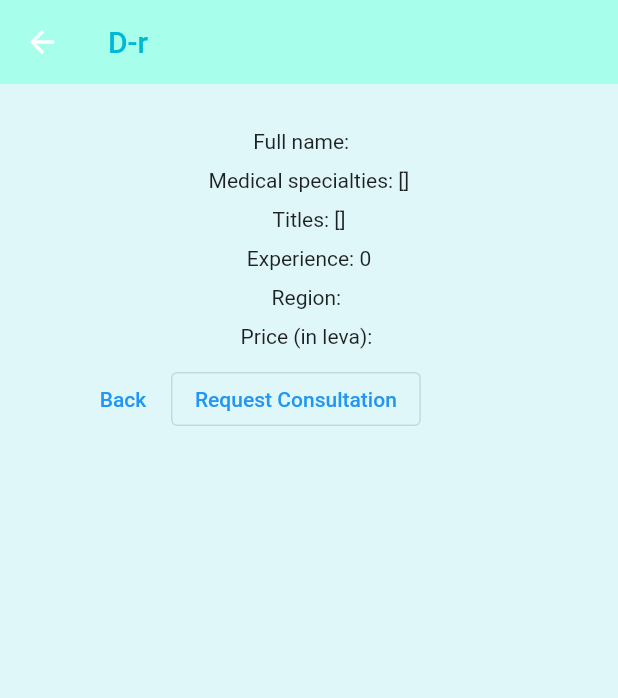
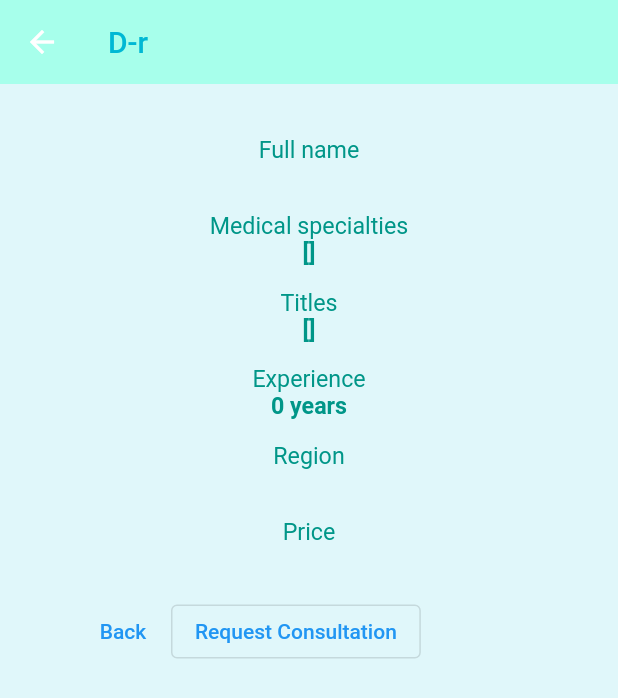
Before and after one commit to DaniRogachev/MedNEX, a Flutter app: the DoctorInfo screen opened directly with empty values, on a phone screen of 412 x 824 dp. Shown: the top 698 px of the screen. Run offline on Flutter 3.47's test engine with Material 2 defaults, Android fonts, the phone set to English and light mode, and no system bars; our stand-ins replace cloud_firestore, firebase_auth, firebase_core, flutter_rating_bar, multi_select_flutter; missing offline and left inert: dropdown_plus, flutter_stripe; accounts and stored records are empty.

Commit message:
some ui improvements

```diff
--- a/med_nex/lib/Screens/Home/doctor_info.dart
+++ b/med_nex/lib/Screens/Home/doctor_info.dart
@@ -25,19 +25,25 @@ class DoctorInfo extends StatelessWidget {
         padding: const EdgeInsets.symmetric(vertical: 20.0, horizontal: 50.0),
         child: Column(
           children: <Widget>[
-            const SizedBox(height: 10.0),
-            Text("Full name: " + doctor.name + " " + doctor.middleName! + " " + doctor.surname!),
-            const SizedBox(height: 10.0),
-            Text("Medical specialties: " + doctor.medicalSpecialties.toString()),
-            const SizedBox(height: 10.0),
-            Text("Titles: " + doctor.titles.toString()),
-            const SizedBox(height: 10.0),
-            Text("Experience: " + doctor.experience.toString()),
-            const SizedBox(height: 10.0),
-            Text("Region: " + doctor.city!),
-            const SizedBox(height: 10.0),
-            Text("Price (in leva): " + doctor.price!),
-            const SizedBox(height: 10.0),
+            const SizedBox(height: 15.0),
+            const Text("Full name", style: TextStyle(fontSize: 15.5, color: Colors.teal)),
+            Text(doctor.name + " " + doctor.middleName! + " " + doctor.surname!, style: const TextStyle(fontSize: 15.5, fontWeight: FontWeight.bold, color: Colors.teal)),
+            const SizedBox(height: 15.0),
+            const Text("Medical specialties", style: TextStyle(fontSize: 15.5, color: Colors.teal)),
+            Text(doctor.medicalSpecialties.toString(), style: const TextStyle(fontSize: 15.5, fontWeight: FontWeight.bold, color: Colors.teal)),
+            const SizedBox(height: 15.0),
+            const Text("Titles", style: TextStyle(fontSize: 15.5, color: Colors.teal)),
+            Text(doctor.titles.toString(), style: const TextStyle(fontSize: 15.5, fontWeight: FontWeight.bold, color: Colors.teal)),
+            const SizedBox(height: 15.0),
+            const Text("Experience", style: TextStyle(fontSize: 15.5, color: Colors.teal)),
+            Text(doctor.experience.toString() + " years", style: const TextStyle(fontSize: 15.5, fontWeight: FontWeight.bold, color: Colors.teal)),
+            const SizedBox(height: 15.0),
+            const Text("Region", style: TextStyle(fontSize: 15.5, color: Colors.teal)),
+            Text(doctor.city!, style: const TextStyle(fontSize: 15.5, fontWeight: FontWeight.bold, color: Colors.teal)),
+            const SizedBox(height: 15.0),
+            const Text("Price", style: TextStyle(fontSize: 15.5, color: Colors.teal)),
+            Text(doctor.price!, style: const TextStyle(fontSize: 15.5, fontWeight: FontWeight.bold, color: Colors.teal)),
+            const SizedBox(height: 15.0),
             Row(
               children: <Widget>[
                 TextButton(
--- a/med_nex/lib/Screens/Home/home_wrapper.dart
+++ b/med_nex/lib/Screens/Home/home_wrapper.dart
@@ -43,7 +43,7 @@ class _HomeWrapperState extends State<HomeWrapper> {
             return Home(currUser: currUser);
           }
         }else {
-          return const Text("Something went wrong");
+          return const Text("Loading");
         }
       },
 
```
